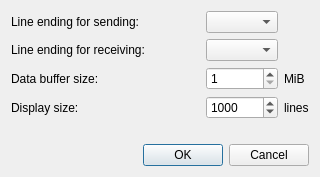
Qt form consolesettingsdialog.ui (ivanovp/iserterm) before a commit.
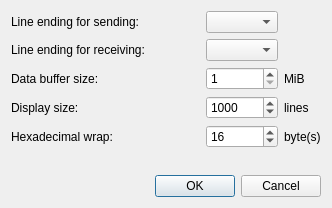
The same form after that commit.

Commit message: Hexadecimal view was improved.

```diff
--- a/consolesettingsdialog.ui
+++ b/consolesettingsdialog.ui
@@ -6,8 +6,8 @@
    <rect>
     <x>0</x>
     <y>0</y>
-    <width>320</width>
-    <height>177</height>
+    <width>332</width>
+    <height>208</height>
    </rect>
   </property>
   <property name="windowTitle">
@@ -87,6 +87,33 @@
        </property>
       </widget>
      </item>
+     <item row="4" column="0">
+      <widget class="QLabel" name="label_7">
+       <property name="text">
+        <string>Hexadecimal wrap:</string>
+       </property>
+      </widget>
+     </item>
+     <item row="4" column="1">
+      <widget class="QSpinBox" name="hexWrapSpinBox">
+       <property name="minimum">
+        <number>1</number>
+       </property>
+       <property name="maximum">
+        <number>1024</number>
+       </property>
+       <property name="value">
+        <number>16</number>
+       </property>
+      </widget>
+     </item>
+     <item row="4" column="2">
+      <widget class="QLabel" name="label_8">
+       <property name="text">
+        <string>byte(s)</string>
+       </property>
+      </widget>
+     </item>
     </layout>
    </item>
    <item>
```
The commit also changes 6 other files.
